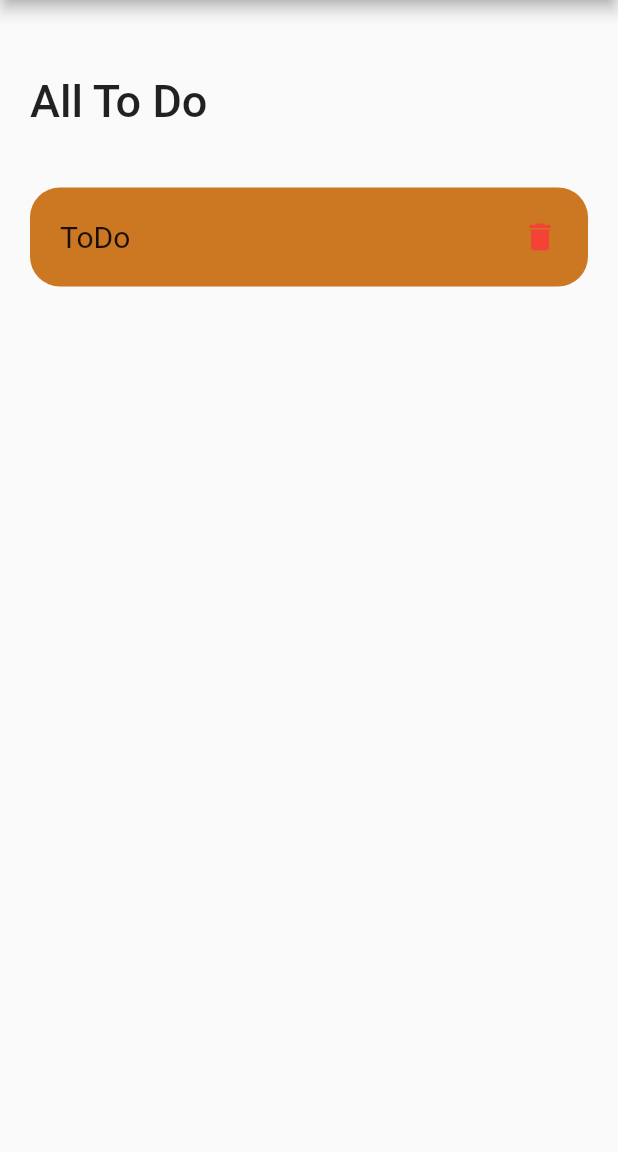
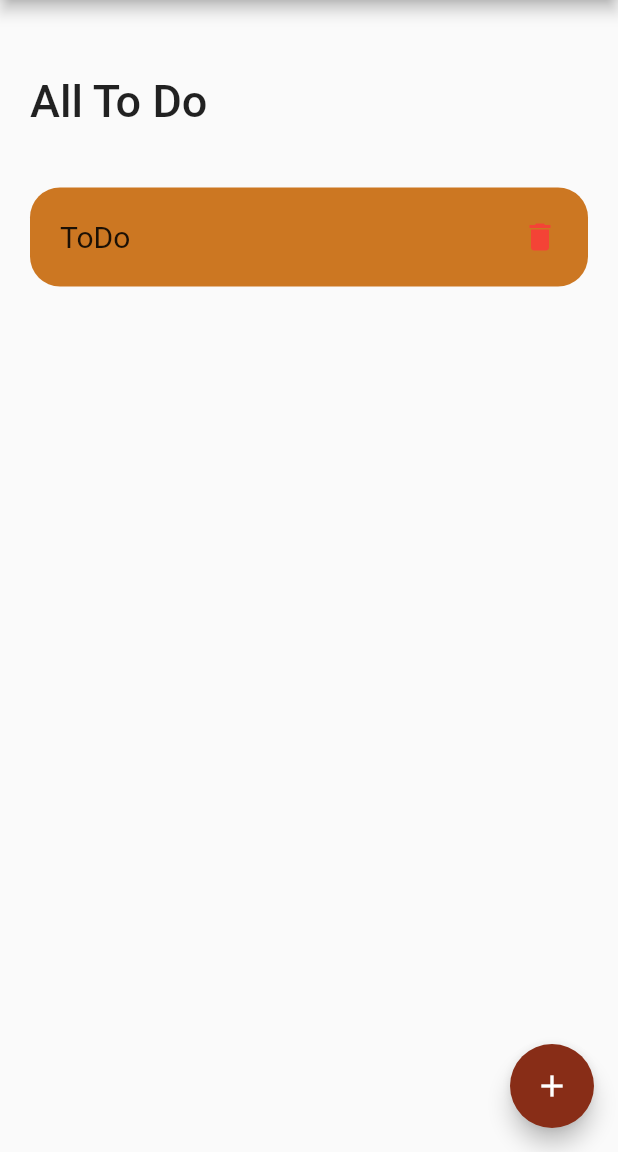
Before and after one commit to PHousden/Flutter-Calculator, a Flutter app: the screen it shows after launch, on a phone screen of 412 x 824 dp, the part 84-1236 px from its top. Run offline on Flutter 3.47's test engine with Material 2 defaults, Android fonts, the phone set to English and light mode, and no system bars.

Commit message:
Adding Float Action Button

```diff
--- a/lib/HomePage.dart
+++ b/lib/HomePage.dart
@@ -39,8 +39,13 @@ class _HomePageState extends State<HomePage> {
                 ToDoItem(),
               ],
             ),
-          )
+          ),
         ],
+      ),
+      floatingActionButton: FloatingActionButton(
+        onPressed: () {},
+        backgroundColor: Color.fromRGBO(136, 45, 23, 100),
+        child: Icon(Icons.add,color: Colors.white,),
       ),
     );
   }
```
